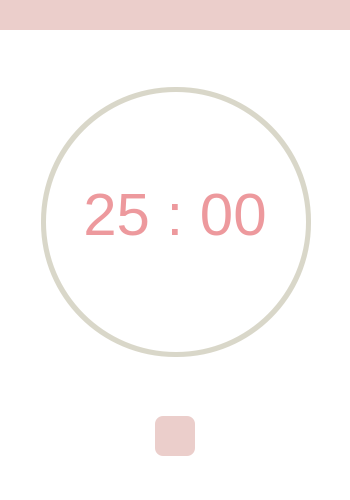
The window that PomordorUI/src/Timer/Timer.ui (kiseop91/Pomordor) describes before a commit, drawn with Qt 5.
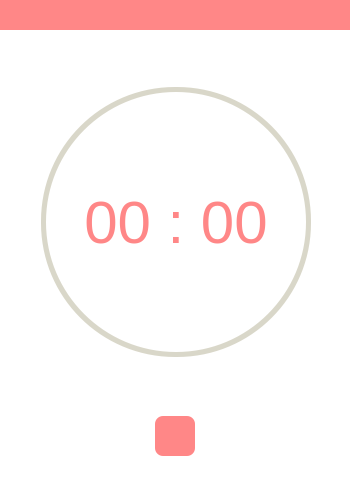
The same window after the commit. Icons and pictures are not drawn. Custom widgets are drawn as their Qt base class.

Commit message: Implement set timer

What changed in the file:
```diff
--- a/PomordorUI/src/Timer/Timer.ui
+++ b/PomordorUI/src/Timer/Timer.ui
@@ -57,7 +57,7 @@
      </property>
      <property name="styleSheet">
       <string notr="true">QFrame{
-	background-color: rgb(235, 206, 203);
+	background-color: rgb(255, 135, 135);
 }</string>
      </property>
      <property name="frameShape">
@@ -300,10 +300,18 @@
 	border:none;
 	border-radius:130px;
 	background-color: rgb(255, 255, 255);
+	color :  rgb(255, 135, 135);
+	font-size : 60px;
+	font-weight : 100;
+}
+QPushButton:Click{
+
+	border:none
+
 }</string>
           </property>
           <property name="text">
-           <string/>
+           <string>00 : 00</string>
           </property>
           <property name="flat">
            <bool>true</bool>
@@ -338,36 +346,6 @@
 }</string>
          </property>
         </widget>
-        <widget class="QLabel" name="label">
-         <property name="geometry">
-          <rect>
-           <x>0</x>
-           <y>140</y>
-           <width>332</width>
-           <height>70</height>
-          </rect>
-         </property>
-         <property name="sizePolicy">
-          <sizepolicy hsizetype="Fixed" vsizetype="Fixed">
-           <horstretch>0</horstretch>
-           <verstretch>0</verstretch>
-          </sizepolicy>
-         </property>
-         <property name="styleSheet">
-          <string notr="true">QLabel{
-	background-color: rgba(255, 255, 255, 0);
-	color :  rgb(237, 153, 157);
-	font-size : 60px;
-	font-weight : 100;
-}</string>
-         </property>
-         <property name="text">
-          <string>25 : 00</string>
-         </property>
-         <property name="alignment">
-          <set>Qt::AlignCenter</set>
-         </property>
-        </widget>
         <zorder>CircularProgress_2</zorder>
         <zorder>CircularProgress</zorder>
         <zorder>label</zorder>
@@ -440,10 +418,10 @@
             <string notr="true">QPushButton{
 	Border:none;
 	border-radius:8px;
-	background-color: rgb(235, 206, 203);
+	background-color: rgb(255, 135, 135);
 }
 QPushButton:Hover{
-	background-color: rgba(255, 0, 0, 120);
+	background-color: rgba(255, 135, 135, 200);
 }</string>
            </property>
            <property name="text">
```
Left out of the diff: 1 changed line with no effect on the pictures. The commit also changes 6 other files.
